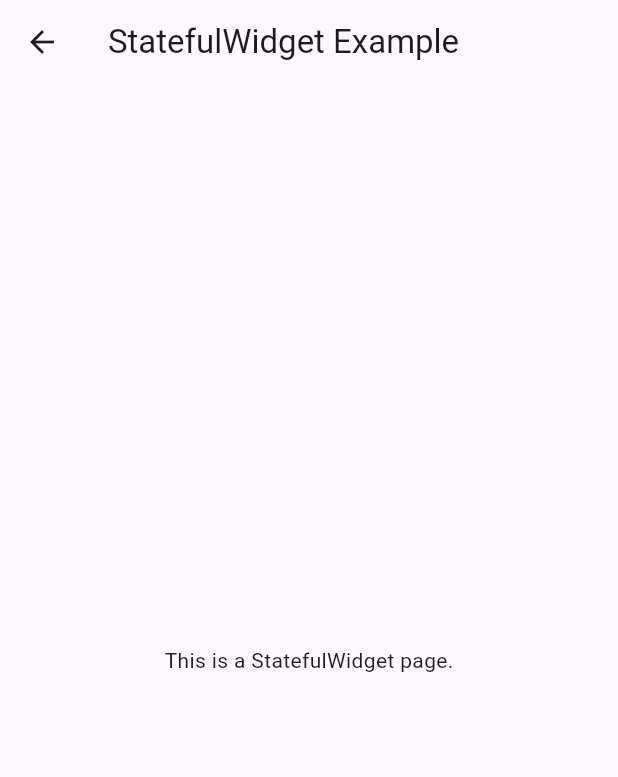
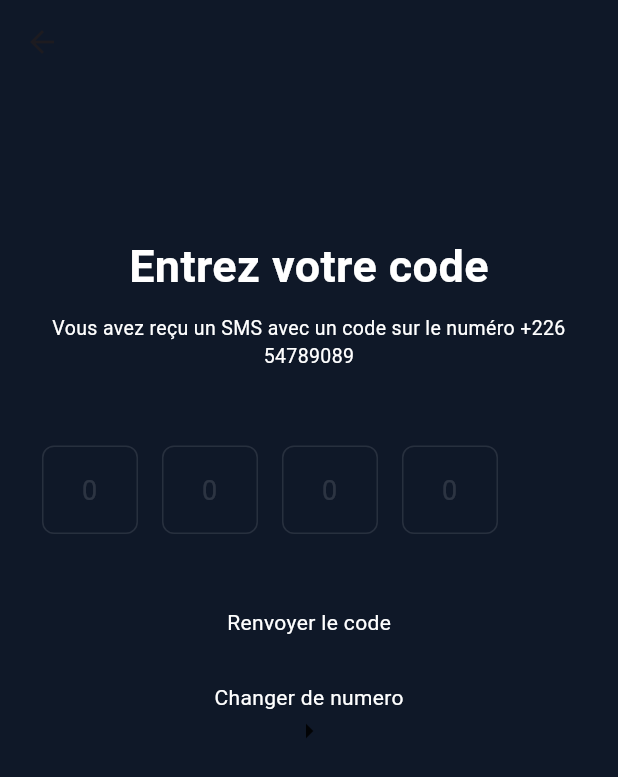
Before and after one commit to juanprince30/Chat-App-Flutter, a Flutter app: the Identity screen opened by its route, on a phone screen of 412 x 824 dp. Shown: the top 777 px of the screen. Run offline on Flutter 3.47's test engine with Material 3 defaults, Android fonts, the light colour scheme and no system bars; missing offline and left inert: sms_advanced.

Commit message:
codeCreate and sms functions

```diff
--- /dev/null
+++ b/lib/outils/codeCreate.dart
@@ -0,0 +1,13 @@
+import 'dart:math';
+
+String codeCreate() {
+
+  final random = Random();
+  String code="";
+  for(int i=0; i<4; i++) {
+    int randomInt = random.nextInt(10);
+    code = "$code$randomInt";
+  }
+
+  return code;
+}
--- a/lib/vues/identity.dart
+++ b/lib/vues/identity.dart
@@ -1,4 +1,5 @@
 import 'package:flutter/material.dart';
+import 'package:flutter/services.dart';
 
 class Identity extends StatefulWidget {
   @override
@@ -10,10 +11,118 @@ class _IdentityState extends State<Identity> {
   Widget build(BuildContext context) {
     return Scaffold(
       appBar: AppBar(
-        title: Text("StatefulWidget Example"),
+        backgroundColor: const Color(0xff0F1828),
       ),
-      body: Center(
-        child: Text("This is a StatefulWidget page."),
+      body: SafeArea(
+        child: Container(
+          color: const Color(0xff0F1828),
+          width: double.infinity,
+          height: double.infinity,
+          child: Column(
+            children: [
+              Padding(
+                padding: EdgeInsets.fromLTRB(30, 100, 30, 0),
+                child: Center(
+                  child: Column(
+                    children: [
+                      Text(
+                        "Entrez votre code",
+                        style: TextStyle(
+                          fontSize: 30,
+                          fontWeight: FontWeight.bold,
+                          color: Colors.white,
+                        ),
+                        textAlign: TextAlign.center,
+                      ),
+                      SizedBox(height: 10),
+                      Text(
+                        "Vous avez reçu un SMS avec un code sur le numéro +226 54789089",
+                        style: TextStyle(
+                          fontSize: 13,
+                          color: Colors.white,
+                        ),
+                        textAlign: TextAlign.center,
+                      ),
+                    ],
+                  ),
+                ),
+              ),
+              Padding(
+                padding: const EdgeInsets.fromLTRB(20, 50, 20, 40),
+                child: Form(
+                  child: SizedBox(
+                    height: 68,
+                    child: ListView.builder(
+                      itemCount: 4, // Le nombre de champs TextFormField souhaités
+                      scrollDirection: Axis.horizontal, // Orientation horizontale
+                      itemBuilder: (context, index) {
+                        return Padding(
+                          padding: const EdgeInsets.symmetric(horizontal: 8.0),
+                          child: SizedBox(
+                            height: 68,
+                            width: 64,
+                            child: TextFormField(
+                              onChanged: (value) {
+                                if (value.length == 1) {
+                                  FocusScope.of(context).nextFocus();
+                                }
+                              },
+                              decoration: InputDecoration(
+                                hintText: "0",
+                                hintStyle: TextStyle(color: Colors.white12),
+                                enabledBorder: OutlineInputBorder(
+                                  borderSide: BorderSide(color: Colors.white10),
+                                  borderRadius: BorderRadius.circular(8.0),
+                                ),
+                                focusedBorder: OutlineInputBorder(
+                                  borderSide: BorderSide(
+                                    color: Colors.teal.shade100,
+                                    width: 1.0,
+                                  ),
+                                  borderRadius: BorderRadius.circular(8.0),
+                                ),
+                              ),
+                              style: const TextStyle(
+                                fontSize: 18,
+                                color: Colors.white60,
+                              ),
+                              keyboardType: TextInputType.number,
+                              textAlign: TextAlign.center,
+                              inputFormatters: [
+                                LengthLimitingTextInputFormatter(1),
+                                FilteringTextInputFormatter.digitsOnly,
+                              ],
+                            ),
+                          ),
+                        );
+                      },
+                    ),
+                  ),
+                ),
+              ),
+              GestureDetector(
+                onTap: () {},
+                  child: Text("Renvoyer le code", style: TextStyle(
+                    fontSize: 14,
+                    color: Colors.white
+                  ),),
+              ),
+              SizedBox(height: 30,),
+              GestureDetector(
+                onTap: () {},
+                child: Text("Changer de numero", style: TextStyle(
+                    fontSize: 14,
+                    color: Colors.white
+                ),),
+              ),
+              Stack(
+                children: [
+                  Icon(Icons.arrow_right),
+                ],
+              )
+            ],
+          ),
+        ),
       ),
     );
   }
--- a/pubspec.yaml
+++ b/pubspec.yaml
@@ -35,6 +35,7 @@ dependencies:
   # The following adds the Cupertino Icons font to your application.
   # Use with the CupertinoIcons class for iOS style icons.
   cupertino_icons: ^1.0.6
+  sms_advanced: ^1.1.0
 
 dev_dependencies:
   flutter_test:
```
Also changed, not shown: lib/models/message.dart (added, +27 -0 lines), lib/models/person.dart (added, +28 -0 lines), lib/outils/sms.dart (added, +39 -0 lines), pubspec.lock, 5 other files.
